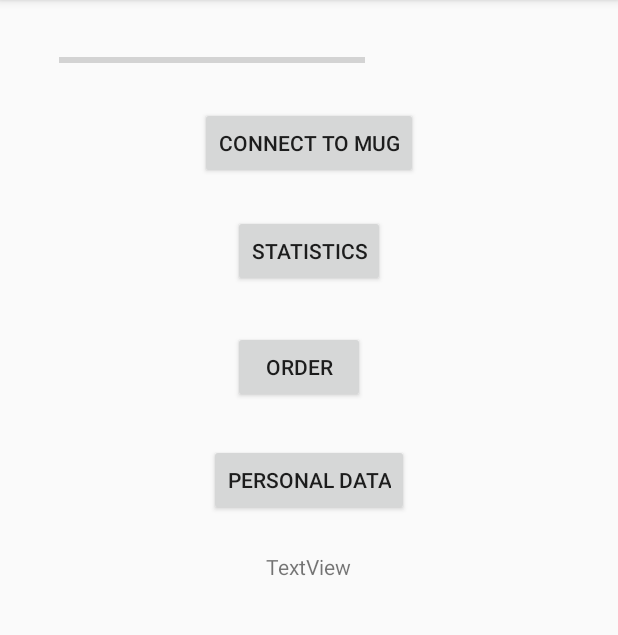
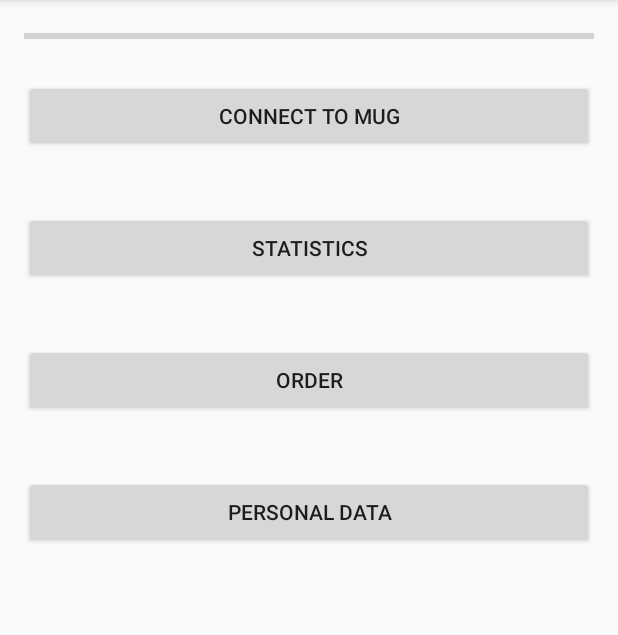
Before and after one commit to martin-dold/smartMug, an Android app: the screen it shows after launch (MainActivity), on a phone screen of 412 x 824 dp, the part 84-719 px from its top. Run offline under Robolectric (Android 15) with nearby library versions, the phone set to English and light mode, and no system bars.

Commit message:
Layout ok

```diff
--- a/development/src/app/SmartMug/app/src/main/res/layout/activity_main.xml
+++ b/development/src/app/SmartMug/app/src/main/res/layout/activity_main.xml
@@ -10,68 +10,65 @@
     android:paddingTop="@dimen/activity_vertical_margin"
     tools:context="com.example.smartmug.MainActivity">
 
+    <LinearLayout
+        android:orientation="vertical"
+        android:layout_width="match_parent"
+        android:layout_height="match_parent"
+        android:layout_alignParentTop="true"
+        android:layout_alignParentLeft="true"
+        android:layout_alignParentStart="true">
+
+        <ProgressBar
+            style="?android:attr/progressBarStyleHorizontal"
+            android:layout_width="match_parent"
+            android:layout_height="wrap_content"
+            android:id="@+id/progressBar"
+            android:layout_above="@+id/statisticButon"
+            android:layout_alignRight="@+id/connectMugButton"
+            android:layout_alignEnd="@+id/connectMugButton"
+            android:layout_marginBottom="21dp" />
+
         <Button
             android:text="Connect to Mug"
-        android:layout_width="wrap_content"
+            android:layout_width="match_parent"
             android:layout_height="wrap_content"
-        android:layout_marginTop="55dp"
             android:id="@+id/connectMugButton"
-        android:layout_alignParentTop="true"
-        android:layout_centerHorizontal="true" />
+            android:layout_above="@+id/orderButton"
+            android:layout_centerHorizontal="true"
+            android:layout_marginBottom="40dp" />
 
         <Button
             android:text="Statistics"
-        android:layout_width="wrap_content"
+            android:layout_width="match_parent"
             android:layout_height="wrap_content"
-        android:layout_marginTop="24dp"
             android:id="@+id/statisticButon"
-        android:layout_below="@+id/connectMugButton"
-        android:layout_centerHorizontal="true"
-        android:onClick="onClick" />
+            android:onClick="onClick"
+            android:layout_alignParentBottom="true"
+            android:layout_alignLeft="@+id/orderButton"
+            android:layout_alignStart="@+id/orderButton"
+            android:layout_marginBottom="40dp" />
+
+        <Button
+            android:text="Order"
+            android:layout_width="match_parent"
+            android:layout_height="wrap_content"
+            android:id="@+id/orderButton"
+            android:onClick="onClick"
+            android:layout_alignParentBottom="true"
+            android:layout_alignLeft="@+id/statisticButon"
+            android:layout_alignStart="@+id/statisticButon"
+            android:layout_marginBottom="40dp" />
 
         <Button
             android:text="Personal Data"
-        android:layout_width="wrap_content"
+            android:layout_width="match_parent"
             android:layout_height="wrap_content"
-        android:layout_marginTop="27dp"
             android:id="@+id/personalDataButton"
             android:onClick="onClick"
-        android:layout_below="@+id/orderButton"
-        android:layout_centerHorizontal="true" />
-
-    <Button
-        android:text="Order"
-        android:layout_width="wrap_content"
-        android:layout_height="wrap_content"
-        android:id="@+id/orderButton"
-        android:onClick="onClick"
-        android:layout_below="@+id/statisticButon"
-        android:layout_alignLeft="@+id/statisticButon"
-        android:layout_alignStart="@+id/statisticButon"
-        android:layout_marginTop="29dp" />
-
-    <TextView
-        android:text="TextView"
-        android:layout_width="wrap_content"
-        android:layout_height="wrap_content"
-        android:layout_below="@+id/personalDataButton"
-        android:layout_centerHorizontal="true"
-        android:layout_marginTop="24dp"
-        android:id="@+id/txtOrder" />
-
-    <ProgressBar
-        style="?android:attr/progressBarStyleHorizontal"
-        android:layout_width="wrap_content"
-        android:layout_height="wrap_content"
-        android:layout_alignParentTop="true"
-        android:layout_alignParentLeft="true"
-        android:layout_alignParentStart="true"
-        android:layout_marginLeft="23dp"
-        android:layout_marginStart="23dp"
-        android:layout_marginTop="16dp"
-        android:id="@+id/progressBar"
-        android:layout_toStartOf="@+id/txtOrder"
-        android:layout_alignRight="@+id/orderButton"
-        android:layout_alignEnd="@+id/orderButton" />
+            android:layout_alignParentBottom="true"
+            android:layout_alignLeft="@+id/connectMugButton"
+            android:layout_alignStart="@+id/connectMugButton"
+            android:layout_marginBottom="40dp"/>
+    </LinearLayout>
 
 </RelativeLayout>
```
Lines whose indentation alone changed are shown as unchanged.
